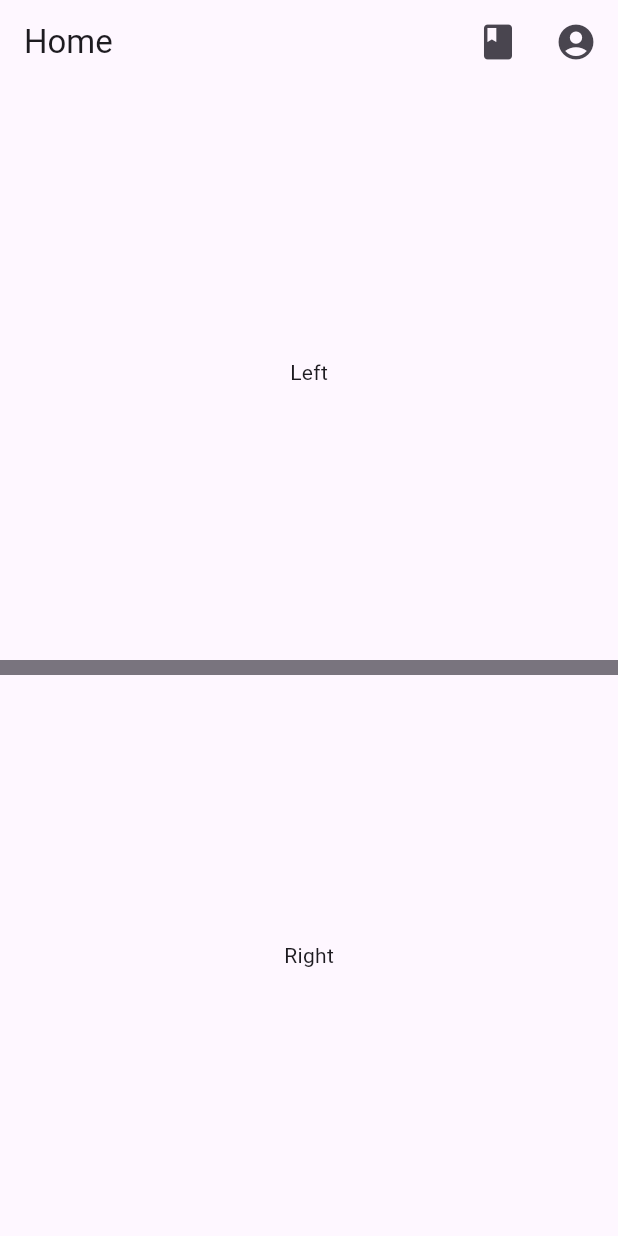
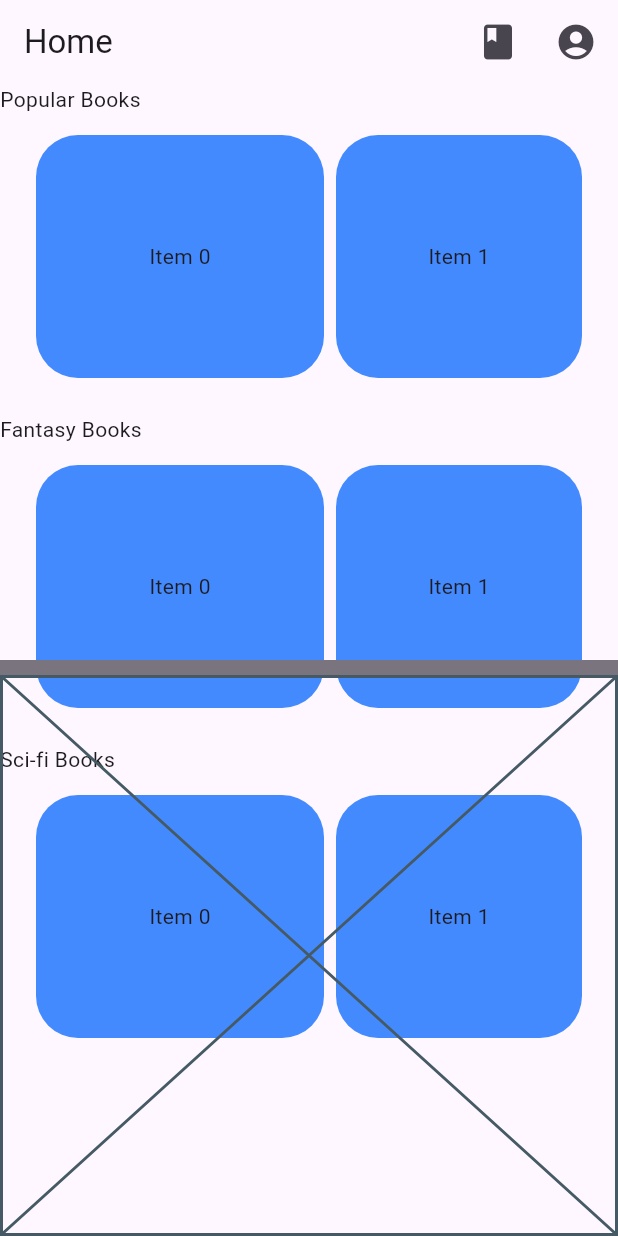
Before and after one commit to Leto-du-Plessis/book-website-project, a Flutter app: the screen it shows after launch, on a phone screen of 412 x 824 dp. Run offline on Flutter 3.47's test engine with Material 3 defaults, Android fonts, the phone set to English and light mode, and no system bars; our stand-ins replace shared_preferences; missing offline and left inert: super_editor; accounts and stored records are empty.

Commit message:
Most of my chnages, like carousel, search and homescreen

```diff
--- /dev/null
+++ b/frontend/book_website/lib/src/screens/carousel_window.dart
@@ -0,0 +1,61 @@
+import 'package:flutter/material.dart';
+
+class CarouselWindow extends StatelessWidget {
+  const CarouselWindow({super.key});
+
+  @override
+  Widget build(BuildContext context) {
+    return Scaffold(
+      body: Column(
+        children: [
+          Align(
+            alignment: Alignment.centerLeft,
+            child: Text('Popular Books')),
+          CarouselWidget(),
+          Align(
+            alignment: Alignment.centerLeft,
+            child: Text('Fantasy Books')),
+          CarouselWidget(),
+          Align(
+            alignment: Alignment.centerLeft,
+            child: Text('Sci-fi Books')),
+          CarouselWidget()
+        ],
+      )
+    );
+  }
+}
+
+
+class CarouselWidget extends StatelessWidget {
+  const CarouselWidget({super.key});
+
+  @override
+  Widget build(BuildContext context) {
+      return Align(
+        alignment: Alignment.topCenter,
+        child: Column(
+          children: [SizedBox(
+          height: 200,
+            child: Container(
+              padding:EdgeInsetsGeometry.fromLTRB(20,10,20,20),
+              child: CarouselView(
+                controller: CarouselController(),
+                scrollDirection: Axis.horizontal,
+                  backgroundColor: Colors.blueAccent,
+                  itemExtent: 200,
+                  children: List<Widget>.generate(20, (int index){
+                    return Container(
+                      alignment: Alignment.center,
+                      child: Text( 'Item $index')
+                    );
+                  }
+                  )
+              ),
+            ),
+            ),
+          ]
+        ),
+      );
+  }
+}
--- a/frontend/book_website/lib/src/screens/home_screen.dart
+++ b/frontend/book_website/lib/src/screens/home_screen.dart
@@ -1,3 +1,5 @@
+import 'package:book_website/src/screens/carousel_window.dart';
+import 'package:book_website/src/screens/search_option_window.dart';
 import 'package:flutter/material.dart';
 import 'package:provider/provider.dart';
 
@@ -58,7 +60,7 @@ class HomeScreen extends StatelessWidget {
             ),
           ],
         ),
-        body: SplitView(leftWidget: Text("Left"), rightWidget: Text("Right")),
+        body: SplitView(leftWidget: CarouselWindow(), rightWidget: SearchOptionsWindow()),
       ),
     );
   }
--- /dev/null
+++ b/frontend/book_website/lib/src/screens/search_option_window.dart
@@ -0,0 +1,18 @@
+import 'package:flutter/material.dart';
+
+class SearchOptionsWindow extends StatelessWidget {
+  const SearchOptionsWindow({super.key});
+
+@override
+  Widget build(BuildContext context) {
+    return Container(
+      decoration: BoxDecoration(
+        border: BoxBorder.all()
+      ),
+      child: Placeholder()
+
+    );
+
+  }
+
+}
--- /dev/null
+++ b/frontend/book_website/lib/src/widgets/search_bar.dart
@@ -0,0 +1,53 @@
+import 'package:flutter/material.dart';
+
+class SearchBarWidget extends StatefulWidget {
+  const SearchBarWidget({super.key});
+
+@override
+State<SearchBarWidget> createState() => _SearchBar();
+}
+
+class _SearchBar extends State<SearchBarWidget> {
+
+  @override
+  Widget build(BuildContext context){
+    return MaterialApp(
+      home: Scaffold(
+        body: Padding(
+            padding: const EdgeInsets.all(8.0),
+            child: SearchAnchor(
+              builder: (BuildContext context, SearchController controller) {
+                return SearchBar(
+                  controller: controller,
+                  padding: const WidgetStatePropertyAll<EdgeInsets>(
+                    EdgeInsets.symmetric(horizontal: 16.0),
+                  ),
+                  onTap: () {
+                    controller.openView();
+                  },
+                  onChanged: (_) {
+                    controller.openView();
+                  },
+                  leading: const Icon(Icons.search),
+                  hintText: 'Search',
+                );
+              },
+              suggestionsBuilder: (BuildContext context, SearchController controller) {
+                return List<ListTile>.generate(5, (int index) {
+                  final String item = 'item $index';
+                  return ListTile(
+                    title: Text(item),
+                    onTap: () {
+                      setState(() {
+                        controller.closeView(item);
+                      });
+                    },
+                  );
+                });
+              },
+            )
+          )
+      )
+    );
+  }
+}
```
